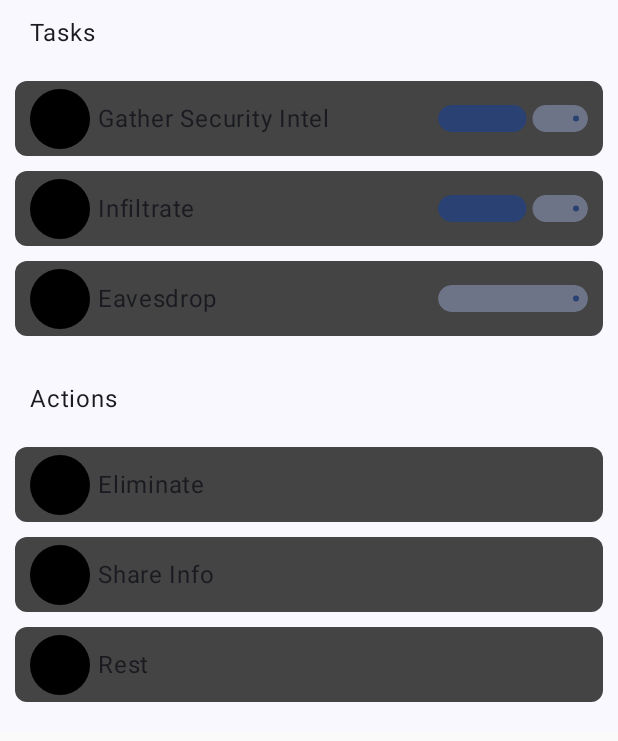
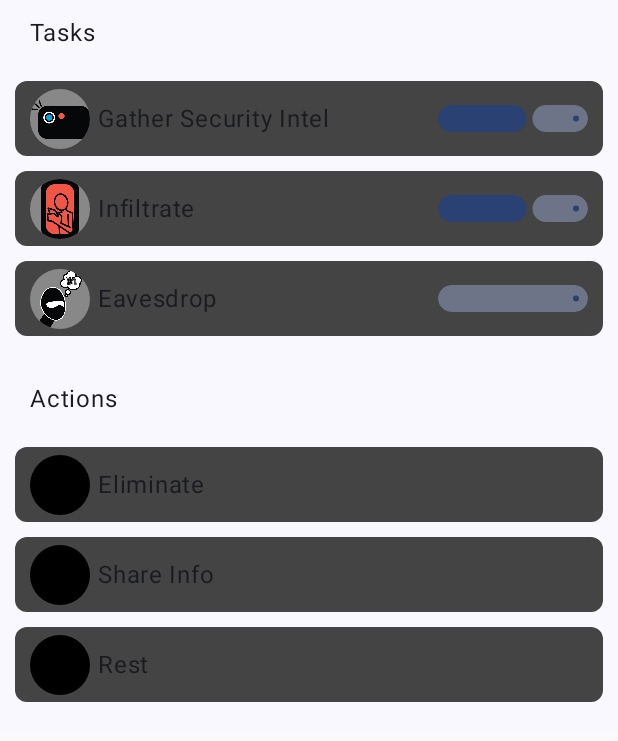
Before and after one commit to danielyrovas/clandestinations, an Android app built with Jetpack Compose: the screen it shows after launch (MainActivity), after a tap on "Continue Game", on a phone screen of 412 x 824 dp. Shown: the top 741 px of the screen. Run offline under Robolectric (Android 15) with nearby library versions, the phone set to English and light mode, and no system bars; libraries missing offline, so code that uses them is left out: io.github.serpro69.kfaker; 6 statements that could not run were skipped.

Commit message:
refactor task + staticdata + display task icons

```diff
--- a/app/src/main/java/org/yrovas/clandestinations/components/Components.kt
+++ b/app/src/main/java/org/yrovas/clandestinations/components/Components.kt
@@ -1,6 +1,9 @@
 package org.yrovas.clandestinations.components
 
+import android.graphics.Paint.Align
+import androidx.compose.foundation.Image
 import androidx.compose.foundation.background
+import androidx.compose.foundation.border
 import androidx.compose.foundation.clickable
 import androidx.compose.foundation.layout.*
 import androidx.compose.foundation.shape.RoundedCornerShape
@@ -11,6 +14,8 @@ import androidx.compose.ui.Alignment
 import androidx.compose.ui.Modifier
 import androidx.compose.ui.draw.clip
 import androidx.compose.ui.graphics.Color
+import androidx.compose.ui.layout.ContentScale
+import androidx.compose.ui.res.painterResource
 import androidx.compose.ui.tooling.preview.Preview
 import androidx.compose.ui.unit.dp
 import org.yrovas.clandestinations.data.Action
@@ -45,8 +50,15 @@ fun TaskListItem(task: Task, onclick: () -> Unit) {
                 Modifier
                     .size(40.dp)
                     .clip(RoundedCornerShape(100.dp))
-                    .background(Color.Black)
-            )
+                    .background(Color.Gray)
+            ){
+                Image(
+                    painter = painterResource(id = task.icon),
+                    contentDescription = "",
+                    contentScale = ContentScale.Fit,
+                    modifier = Modifier
+                        .align(Alignment.Center))
+            }
             Text(task.name, Modifier
                 .padding(start = 5.dp) )
         }
--- a/app/src/main/java/org/yrovas/clandestinations/data/StaticData.kt
+++ b/app/src/main/java/org/yrovas/clandestinations/data/StaticData.kt
@@ -1,8 +1,11 @@
 package org.yrovas.clandestinations.data
 
+import androidx.compose.ui.unit.dp
+import org.yrovas.clandestinations.R
 import org.yrovas.clandestinations.data.Action
 import org.yrovas.clandestinations.data.Disguise
 import org.yrovas.clandestinations.data.Task
+import java.lang.reflect.Modifier
 
 
 class StaticData() {
@@ -17,16 +20,16 @@ class StaticData() {
             Action("Rest")
         )
         val tasks: List<Task> = listOf(
-            Task(name = "Gather Security Intel", subtasks = listOf(
-                Task("Find Secure Door Lock or Keypad", complete = true),
-                Task("Photograph security detail"),
+            Task(name = "Gather Security Intel", icon = R.drawable.gather_intel, subtasks = listOf(
+                Task("Find Secure Door Lock or Keypad", complete = true, icon = R.drawable.infiltrate),
+                Task("Photograph security detail", icon = R.drawable.gather_intel),
             ), intel = 50),
-            Task(name = "Infiltrate", subtasks = listOf(
-                Task("Enter a building", complete = true),
-                Task("Photograph point of interest"),
+            Task(name = "Infiltrate", icon = R.drawable.infiltrate,subtasks = listOf(
+                Task("Enter a building", complete = true, icon = R.drawable.infiltrate),
+                Task("Photograph point of interest", icon = R.drawable.gather_intel),
             ), intel = 50),
-            Task(name = "Eavesdrop", subtasks = listOf(
-                Task("Record conversation"),
+            Task(name = "Eavesdrop", icon = R.drawable.remember_code, subtasks = listOf(
+                Task("Record conversation", icon = R.drawable.contact),
             ), intel = 50),
         )
         val previewGame: Game = Game(tasks = tasks.toMutableList(),
--- a/app/src/main/java/org/yrovas/clandestinations/data/Task.kt
+++ b/app/src/main/java/org/yrovas/clandestinations/data/Task.kt
@@ -3,7 +3,7 @@ package org.yrovas.clandestinations.data
 data class Task(
     val name: String,
     var complete: Boolean = false,
-    val icon: String? = null,
+    val icon: Int,
     val subtasks: List<Task>? = null,
     val intel: Int = 0,
 )
--- a/app/src/main/java/org/yrovas/clandestinations/screens/TaskScreen.kt
+++ b/app/src/main/java/org/yrovas/clandestinations/screens/TaskScreen.kt
@@ -12,6 +12,7 @@ import androidx.compose.ui.Alignment
 import androidx.compose.ui.Modifier
 import androidx.compose.ui.draw.clip
 import androidx.compose.ui.graphics.Color
+import androidx.compose.ui.layout.ContentScale
 import androidx.compose.ui.res.painterResource
 import androidx.compose.ui.tooling.preview.Preview
 import androidx.compose.ui.unit.dp
@@ -69,8 +70,15 @@ fun TaskListScreenItem(task: Task) {
                 Modifier
                     .size(40.dp)
                     .clip(RoundedCornerShape(100.dp))
-                    .background(Color.Black)
-            )
+                    .background(Color.Gray)
+            ){
+                Image(
+                    painter = painterResource(id = task.icon),
+                    contentDescription = "",
+                    contentScale = ContentScale.Fit,
+                    modifier = Modifier
+                        .align(Alignment.Center))
+            }
             Text(
                 task.name, Modifier
                     .padding(start = 5.dp, end = 5.dp)
```
